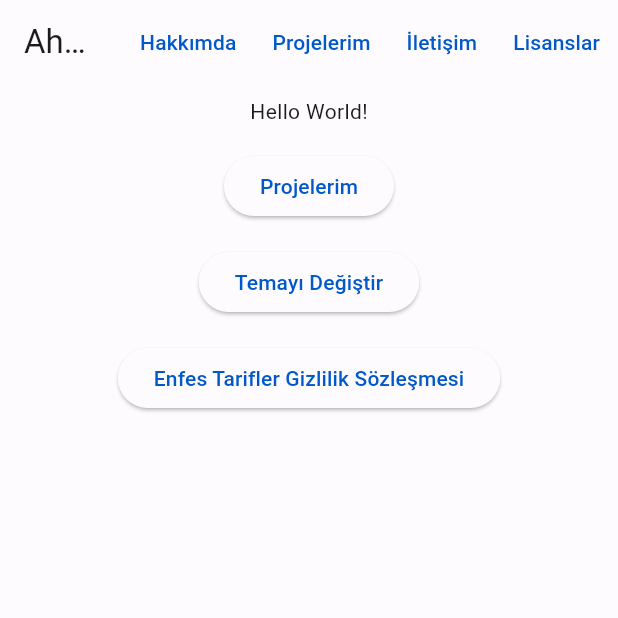
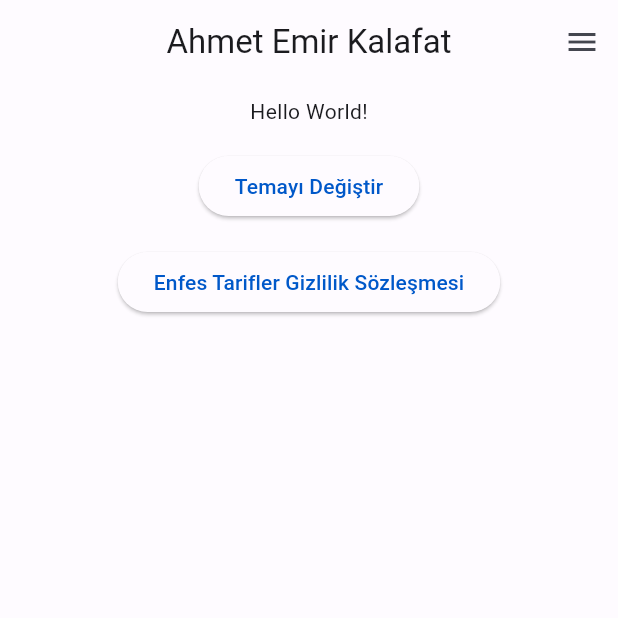
Before and after one commit to emirkalafat/emirklft, a Flutter app: the screen it shows after launch, on a phone screen of 412 x 824 dp, the top half of it. Run offline on Flutter 3.47's test engine with Material 2 defaults, Android fonts, the phone set to English and light mode, and no system bars; our stand-ins replace adaptive_theme, beamer, flutter_widget_from_html_core.

Commit message:
new navigation

```diff
--- a/lib/main.dart
+++ b/lib/main.dart
@@ -41,8 +41,9 @@ class _WebAppState extends State<WebApp> {
       builder: (theme, darkTheme) => MaterialApp.router(
         routerDelegate: routerDelegate,
         routeInformationParser: BeamerParser(),
-        backButtonDispatcher:
-            BeamerBackButtonDispatcher(delegate: routerDelegate),
+        backButtonDispatcher: BeamerBackButtonDispatcher(
+          delegate: routerDelegate,
+        ),
         theme: theme,
         darkTheme: darkTheme,
         title: 'Ahmet Emir Kalafat',
--- a/lib/router/location_builder.dart
+++ b/lib/router/location_builder.dart
@@ -2,24 +2,13 @@ import 'package:beamer/beamer.dart';
 import 'package:blog_web_site/screens/gizlilik_sozlesmesi.dart';
 import 'package:flutter/cupertino.dart';
 
-import '../screens/home_screen.dart';
+import '../screens/main_scaffold.dart';
 import '../screens/projects_details.dart';
-import '../screens/projects_screen.dart';
 import 'package:blog_web_site/projects.dart' as projects_data;
 
 final locationBuilder = RoutesLocationBuilder(
   routes: {
-    '/': (context, state, data) => const BeamPage(
-          key: ValueKey('home'),
-          title: 'Home',
-          child: HomePage(),
-        ),
-    '/enfestarifler': (context, state, data) => const BeamPage(
-          key: ValueKey('enfestarifler'),
-          title: 'Enfes Tarifler Gizlilik Sözleşmesi',
-          child: EnfesTariflerGizlilikSozlesmesi(),
-        ),
-    '/projects': (context, state, data) {
+    '/': (context, state, data) {
       final titleQuery = state.queryParameters['title'] ??
           (data is Map ? (data['title'] ?? '') : '');
       final genreQuery = state.queryParameters['genre'] ?? '';
@@ -35,16 +24,22 @@ final locationBuilder = RoutesLocationBuilder(
               ? projects_data.projects
                   .where((project) => project['genres'].contains(genreQuery))
               : projects_data.projects;
-
-      return BeamPage(
-        key: ValueKey('projects-$titleQuery-$genreQuery'),
-        title: pageTitle,
-        child: MyProjectsPage(
-          projects: projects.toList(),
-          title: pageTitle,
-        ),
+      final tab = state.queryParameters['tab'];
+      final initialIndex = tab == 'projects'
+          ? 2
+          : tab == 'about'
+              ? 1
+              : 0;
+      return HomePage(
+        initialIndex: initialIndex,
+        projects: projects.toList(),
       );
     },
+    '/enfestarifler': (context, state, data) => const BeamPage(
+          key: ValueKey('enfestarifler'),
+          title: 'Enfes Tarifler Gizlilik Sözleşmesi',
+          child: EnfesTariflerGizlilikSozlesmesi(),
+        ),
     '/projects/:projectId': (context, state, data) {
       final projectId = state.pathParameters['projectId'];
       final project = projects_data.projects
@@ -58,6 +53,15 @@ final locationBuilder = RoutesLocationBuilder(
           project: project,
           title: pageTitle,
         ),
+        onPopPage: (context, delegate, _, page) {
+          delegate.update(
+            configuration: const RouteInformation(
+              location: '/?tab=projects',
+            ),
+            rebuild: false,
+          );
+          return true;
+        },
       );
     },
   },
--- a/lib/screens/home_screen.dart
+++ b/lib/screens/home_screen.dart
@@ -1,43 +1,14 @@
 import 'package:adaptive_theme/adaptive_theme.dart';
+import 'package:beamer/beamer.dart';
 import 'package:flutter/material.dart';
-import 'package:beamer/beamer.dart';
 
-class HomePage extends StatelessWidget {
-  const HomePage({super.key});
+class AnaSayfa extends StatelessWidget {
+  const AnaSayfa({super.key});
 
   @override
   Widget build(BuildContext context) {
     final currentTheme = AdaptiveTheme.of(context);
-    return Scaffold(
-      appBar: AppBar(
-        title: InkWell(
-          child: const Text("Ahmet Emir Kalafat"),
-          onTap: () {
-            context.popToNamed('/');
-          },
-        ),
-        actions: [
-          TextButton(
-            onPressed: () {},
-            child: Text('Hakkımda'),
-          ),
-          TextButton(
-            onPressed: () {},
-            child: Text('Projelerim'),
-          ),
-          TextButton(
-            onPressed: () {},
-            child: Text('İletişim'),
-          ),
-          TextButton(
-            onPressed: () {
-              showAboutDialog(context: context);
-            },
-            child: Text('Lisanslar'),
-          ),
-        ],
-      ),
-      body: SingleChildScrollView(
+    return SingleChildScrollView(
       primary: true,
       child: Center(
         child: Column(
@@ -46,15 +17,6 @@ class HomePage extends StatelessWidget {
             const Padding(
               padding: EdgeInsets.all(8.0),
               child: Text("Hello World!"),
-              ),
-              Padding(
-                padding: const EdgeInsets.all(8.0),
-                child: ElevatedButton(
-                  onPressed: () {
-                    context.beamToNamed('/projects');
-                  },
-                  child: const Text("Projelerim"),
-                ),
             ),
             Padding(
               padding: const EdgeInsets.all(8.0),
@@ -81,7 +43,6 @@ class HomePage extends StatelessWidget {
           ],
         ),
       ),
-      ),
     );
   }
 }
--- /dev/null
+++ b/lib/screens/main_scaffold.dart
@@ -0,0 +1,120 @@
+import 'package:blog_web_site/screens/hakkimda.dart';
+import 'package:blog_web_site/screens/home_screen.dart';
+import 'package:blog_web_site/screens/projects_screen.dart';
+import 'package:blog_web_site/widgets/responsive_widget.dart';
+import 'package:blog_web_site/widgets/search_bar.dart';
+import 'package:flutter/material.dart';
+import 'package:beamer/beamer.dart';
+
+class HomePage extends StatefulWidget {
+  const HomePage({Key? key, required this.initialIndex, required this.projects})
+      : super(key: key);
+
+  final int initialIndex;
+  final List<Map<String, dynamic>> projects;
+
+  @override
+  State<HomePage> createState() => _HomePageState();
+}
+
+class _HomePageState extends State<HomePage> {
+  int currentIndex = 0;
+  bool isSearching = false;
+
+  onPageNameTap(int index) {
+    Beamer.of(context).update(
+      configuration: RouteInformation(
+        location: index == 2
+            ? '/?tab=projects'
+            : index == 1
+                ? '/?tab=about'
+                : '/?tab=home',
+      ),
+      rebuild: false,
+    );
+    setState(() {
+      currentIndex = index;
+    });
+  }
+
+  @override
+  void initState() {
+    super.initState();
+    currentIndex = widget.initialIndex;
+  }
+
+  @override
+  Widget build(BuildContext context) {
+    final isSmall = ResponsiveWidget.isSmallScreen(context);
+    return Scaffold(
+      endDrawer: isSmall
+          ? Drawer(
+              child: ListView(
+                children: [
+                  const SizedBox(height: 48),
+                  buildSearchBar(),
+                  ListTile(
+                    leading: const Icon(Icons.person),
+                    title: const Text("Hakkımda"),
+                    onTap: () {},
+                  ),
+                ],
+              ),
+            )
+          : null,
+      appBar: AppBar(
+        centerTitle: isSmall,
+        title: InkWell(
+          child: const Text("Ahmet Emir Kalafat"),
+          onTap: () {
+            onPageNameTap(0);
+          },
+        ),
+        actions: isSmall
+            ? null
+            : [
+                TextButton(
+                  onPressed: () {
+                    onPageNameTap(1);
+                  },
+                  child: const Text('Hakkımda'),
+                ),
+                TextButton(
+                  onPressed: () {
+                    onPageNameTap(2);
+                  },
+                  child: const Text('Projelerim'),
+                ),
+                TextButton(
+                  onPressed: () {},
+                  child: const Text('İletişim'),
+                ),
+                TextButton(
+                  onPressed: () {
+                    showAboutDialog(context: context);
+                  },
+                  child: const Text('Lisanslar'),
+                ),
+                isSearching
+                    ? buildSearchBar()
+                    : IconButton(
+                        onPressed: () {
+                          setState(() {
+                            isSearching = true;
+                          });
+                        },
+                        icon: const Icon(Icons.search),
+                      ),
+              ],
+      ),
+      body: IndexedStack(
+        index: currentIndex,
+        children: [
+          AnaSayfa(),
+          HakkimdaPage(),
+          MyProjectsPage(projects: widget.projects),
+        ],
+      ),
+    );
+  }
+}
--- /dev/null
+++ b/lib/widgets/responsive_widget.dart
@@ -0,0 +1,22 @@
+import 'package:flutter/material.dart';
+
+class ResponsiveWidget {
+  final Widget largeScreen;
+  final Widget? mediumScreen;
+  final Widget? smallScreen;
+
+  const ResponsiveWidget({
+    Key? key,
+    required this.largeScreen,
+    this.mediumScreen,
+    this.smallScreen,
+  });
+
+  static bool isSmallScreen(BuildContext context) {
+    return MediaQuery.of(context).size.width < 800;
+  }
+
+  static bool isLargeScreen(BuildContext context) {
+    return MediaQuery.of(context).size.width > 800;
+  }
+}
--- /dev/null
+++ b/lib/widgets/search_bar.dart
@@ -0,0 +1,17 @@
+import 'package:flutter/material.dart';
+
+Widget buildSearchBar() {
+  return const Padding(
+    padding: EdgeInsets.all(8.0),
+    child: SizedBox(
+      width: 200,
+      child: TextField(
+        decoration: InputDecoration(
+          hintText: 'Arama',
+          filled: true,
+          contentPadding: EdgeInsets.symmetric(horizontal: 20, vertical: 10),
+        ),
+      ),
+    ),
+  );
+}
```
Also changed, not shown: lib/screens/gizlilik_sozlesmesi.dart (+1 -11 lines), lib/screens/hakkimda.dart (added, +12 -0 lines), lib/screens/projects_details.dart (+8 -5 lines), lib/screens/projects_screen.dart (+4 -6 lines), lib/widgets/my_appbar.dart (added, +35 -0 lines), lib/widgets/topbar.dart (added, +48 -0 lines). Lines whose indentation alone changed are shown as unchanged.
